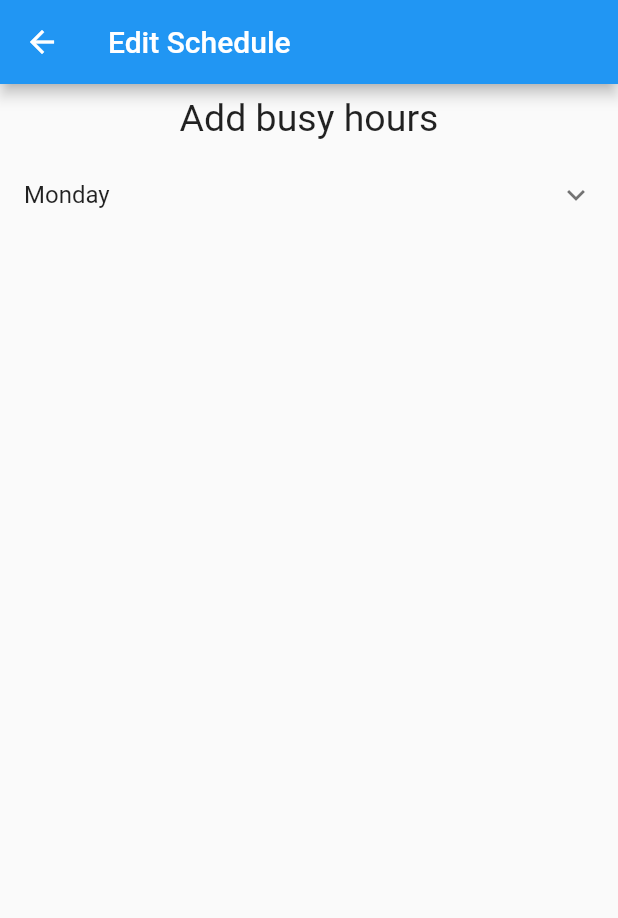
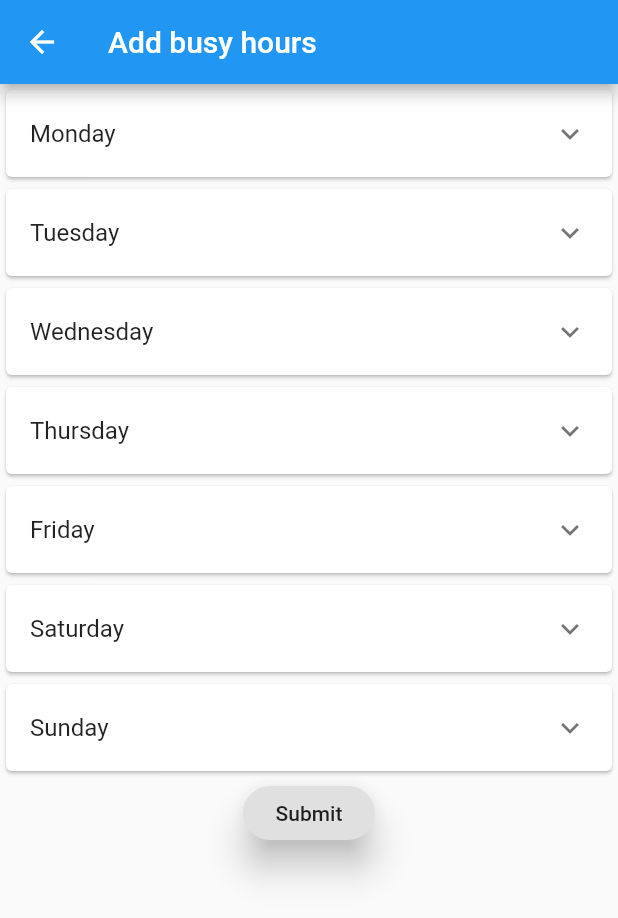
Before and after one commit to harshwall/schedule_manager, a Flutter app: the screen it shows after launch, in the side drawer, after a tap on "Edit Schedule", on a phone screen of 412 x 824 dp. Shown: the top 918 px of the screen. Run offline on Flutter 3.47's test engine with Material 2 defaults, Android fonts, the phone set to English and light mode, and no system bars; our stand-ins replace fluttertoast.

```diff
--- a/lib/screens/editSchedule.dart
+++ b/lib/screens/editSchedule.dart
@@ -11,44 +11,72 @@ class _EditScheduleState extends State<EditSchedule> {
   List scheduleMonday=[];
   List scheduleTuesday=[];
   List scheduleWednesday=[];
-  List scheduleThrusday=[];
+  List scheduleThursday=[];
   List scheduleFriday=[];
   List scheduleSaturday=[];
   List scheduleSunday=[];
+
+  List days=['Monday','Tuesday','Wednesday','Thursday','Friday','Saturday','Sunday'];
 //  final _scaffoldKey = GlobalKey<ScaffoldState>();
 
   @override
   Widget build(BuildContext context) {
     return Scaffold(
       appBar: AppBar(
-        title: Text('Edit Schedule'),
+        title: Text('Add busy hours'),
       ),
-      body: editScheduleWeekList(),
+      body: ListView(
+        children: <Widget>[
+          editScheduleWeekList(),
+            Row(
+              mainAxisAlignment: MainAxisAlignment.center,
+              children: <Widget>[
+                RaisedButton(
+                  shape: RoundedRectangleBorder(
+                    borderRadius: BorderRadius.circular(30.0),
+                  ),
+                  elevation: 10.0,
+                  child: Text('Submit'),
+                  onPressed: (){},
+                ),
+              ],
+            )
+        ],
+      ),
     );
   }
   Widget editScheduleWeekList(){
-    return ListView(
-      children: <Widget>[
-        Padding(
-          padding: const EdgeInsets.all(8.0),
-          child: Text('Add busy hours',textAlign:TextAlign.center,style: TextStyle(fontSize: 25),),
+    return ListView.builder(physics: NeverScrollableScrollPhysics(),shrinkWrap: true,itemCount: days.length,itemBuilder: (BuildContext context,int index){
+      return Card(
+        child: ExpansionTile(
+          title: Text(days[index]),
+          children: <Widget>[
+            editScheduleDay(index+1)
+          ],
         ),
-        ExpansionTile(
-          title: Text('Monday'),
-          children: <Widget>[
-            editScheduleDay(0)
-          ],
-        )
-
-      ],
-    );
+      );
+    });
   }
 
   Widget editScheduleDay(int day){
     List scheduleDayList;
-    scheduleDayList=scheduleMonday;
+    if(day==1)
+      scheduleDayList=scheduleMonday;
+    else if(day==2)
+      scheduleDayList=scheduleTuesday;
+    else if(day==3)
+      scheduleDayList=scheduleWednesday;
+    else if(day==4)
+      scheduleDayList=scheduleThursday;
+    else if(day==5)
+      scheduleDayList=scheduleFriday;
+    else if(day==6)
+      scheduleDayList=scheduleSaturday;
+    else if(day==7)
+      scheduleDayList=scheduleSunday;
 
-    return ListView.builder(shrinkWrap: true,itemCount: scheduleDayList.length+1,itemBuilder: (BuildContext context,int index){
+    //NeverScrollableScrollPhysics() does not allow particular ListView to scroll
+    return ListView.builder(physics: NeverScrollableScrollPhysics(),shrinkWrap: true,itemCount: scheduleDayList.length+1,itemBuilder: (BuildContext context,int index){
 
       print(index);
       if(index!=scheduleDayList.length)
@@ -127,6 +155,7 @@ class _EditScheduleState extends State<EditSchedule> {
     );
   }
 
+
   String duration(Pair pair){
     return pair.left.hour.toString()+':'+pair.left.minute.toString()+' - '+pair.right.hour.toString()+':'+pair.right.minute.toString();
   }
```
